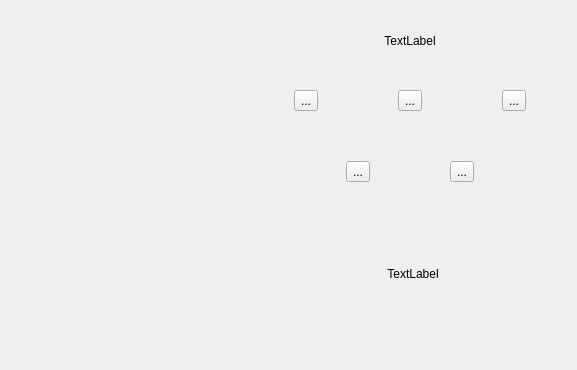
This is cdevoper.ui in song-kang/DNATHmi as Qt 5 draws it before an edit. The edited form follows.
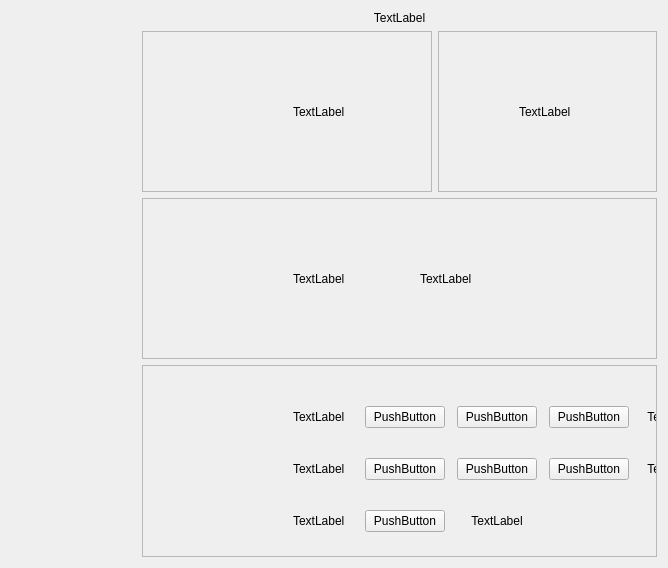
This is the edited form. Custom widgets are drawn as their Qt base class.

Diff of the .ui file:
```diff
--- a/cdevoper.ui
+++ b/cdevoper.ui
@@ -6,20 +6,17 @@
    <rect>
     <x>0</x>
     <y>0</y>
-    <width>577</width>
-    <height>370</height>
+    <width>668</width>
+    <height>568</height>
    </rect>
   </property>
   <property name="windowTitle">
    <string>CDevOper</string>
   </property>
-  <layout class="QGridLayout" name="gridLayout_2">
+  <layout class="QGridLayout" name="gridLayout_10">
    <property name="margin">
     <number>0</number>
    </property>
-   <property name="spacing">
-    <number>0</number>
-   </property>
    <item row="0" column="0">
     <widget class="QScrollArea" name="scrollArea">
      <property name="frameShape">
@@ -34,7 +31,7 @@
         <x>0</x>
         <y>0</y>
         <width>69</width>
-        <height>370</height>
+        <height>568</height>
        </rect>
       </property>
      </widget>
@@ -42,186 +39,491 @@
    </item>
    <item row="0" column="1">
     <widget class="QWidget" name="widget_content" native="true">
-     <layout class="QGridLayout" name="gridLayout_3">
+     <layout class="QGridLayout" name="gridLayout_2">
       <item row="0" column="0">
-       <layout class="QHBoxLayout" name="horizontalLayout_4">
-        <property name="topMargin">
-         <number>20</number>
+       <widget class="QLabel" name="label_feeder">
+        <property name="text">
+         <string>TextLabel</string>
         </property>
+        <property name="alignment">
+         <set>Qt::AlignCenter</set>
+        </property>
+       </widget>
+      </item>
+      <item row="1" column="0">
+       <layout class="QHBoxLayout" name="horizontalLayout_7">
         <item>
-         <layout class="QVBoxLayout" name="verticalLayout_2">
-          <property name="spacing">
+         <widget class="QScrollArea" name="scrollArea_strap_off">
+          <property name="verticalScrollBarPolicy">
+           <enum>Qt::ScrollBarAlwaysOff</enum>
+          </property>
+          <property name="horizontalScrollBarPolicy">
+           <enum>Qt::ScrollBarAlwaysOff</enum>
+          </property>
+          <property name="widgetResizable">
+           <bool>true</bool>
+          </property>
+          <widget class="QWidget" name="scrollAreaWidgetStrapOff">
+           <property name="geometry">
+            <rect>
+             <x>0</x>
+             <y>0</y>
+             <width>408</width>
+             <height>140</height>
+            </rect>
+           </property>
+           <layout class="QGridLayout" name="gridLayout_8">
+            <property name="leftMargin">
+             <number>150</number>
+            </property>
+            <item row="0" column="0">
+             <layout class="QHBoxLayout" name="horizontalLayout_6">
+              <item>
+               <widget class="QLabel" name="label_strap_off">
+                <property name="text">
+                 <string>TextLabel</string>
+                </property>
+               </widget>
+              </item>
+              <item>
+               <widget class="QWidget" name="widget" native="true">
+                <layout class="QGridLayout" name="gridLayout">
+                 <property name="horizontalSpacing">
+                  <number>9</number>
+                 </property>
+                 <item row="0" column="0">
+                  <widget class="SwitchButton" name="widget_strap_off" native="true"/>
+                 </item>
+                 <item row="0" column="1">
+                  <widget class="CircleWait" name="strap_off_wait" native="true"/>
+                 </item>
+                </layout>
+               </widget>
+              </item>
+             </layout>
+            </item>
+            <item row="0" column="1">
+             <spacer name="horizontalSpacer_4">
+              <property name="orientation">
+               <enum>Qt::Horizontal</enum>
+              </property>
+              <property name="sizeHint" stdset="0">
+               <size>
+                <width>38</width>
+                <height>20</height>
+               </size>
+              </property>
+             </spacer>
+            </item>
+           </layout>
+          </widget>
+         </widget>
+        </item>
+        <item>
+         <widget class="QScrollArea" name="scrollArea_strap_on">
+          <property name="verticalScrollBarPolicy">
+           <enum>Qt::ScrollBarAlwaysOff</enum>
+          </property>
+          <property name="horizontalScrollBarPolicy">
+           <enum>Qt::ScrollBarAlwaysOff</enum>
+          </property>
+          <property name="widgetResizable">
+           <bool>true</bool>
+          </property>
+          <widget class="QWidget" name="scrollAreaWidgetStrapOn">
+           <property name="geometry">
+            <rect>
+             <x>0</x>
+             <y>0</y>
+             <width>204</width>
+             <height>140</height>
+            </rect>
+           </property>
+           <layout class="QGridLayout" name="gridLayout_6">
+            <property name="leftMargin">
+             <number>80</number>
+            </property>
+            <item row="0" column="0">
+             <layout class="QHBoxLayout" name="horizontalLayout_8">
+              <item>
+               <widget class="QLabel" name="label_strap_on">
+                <property name="text">
+                 <string>TextLabel</string>
+                </property>
+               </widget>
+              </item>
+              <item>
+               <widget class="QWidget" name="widget_3" native="true">
+                <layout class="QGridLayout" name="gridLayout_3">
+                 <property name="horizontalSpacing">
+                  <number>9</number>
+                 </property>
+                 <item row="0" column="0">
+                  <widget class="SwitchButton" name="widget_strap_on" native="true"/>
+                 </item>
+                 <item row="0" column="1">
+                  <widget class="CircleWait" name="strap_on_wait" native="true"/>
+                 </item>
+                </layout>
+               </widget>
+              </item>
+             </layout>
+            </item>
+            <item row="0" column="1">
+             <spacer name="horizontalSpacer_5">
+              <property name="orientation">
+               <enum>Qt::Horizontal</enum>
+              </property>
+              <property name="sizeHint" stdset="0">
+               <size>
+                <width>37</width>
+                <height>20</height>
+               </size>
+              </property>
+             </spacer>
+            </item>
+           </layout>
+          </widget>
+         </widget>
+        </item>
+       </layout>
+      </item>
+      <item row="2" column="0">
+       <widget class="QScrollArea" name="scrollArea_remote">
+        <property name="verticalScrollBarPolicy">
+         <enum>Qt::ScrollBarAlwaysOff</enum>
+        </property>
+        <property name="horizontalScrollBarPolicy">
+         <enum>Qt::ScrollBarAlwaysOff</enum>
+        </property>
+        <property name="widgetResizable">
+         <bool>true</bool>
+        </property>
+        <widget class="QWidget" name="scrollAreaWidgetRemote">
+         <property name="geometry">
+          <rect>
+           <x>0</x>
+           <y>0</y>
+           <width>573</width>
+           <height>141</height>
+          </rect>
+         </property>
+         <layout class="QGridLayout" name="gridLayout_9">
+          <property name="leftMargin">
+           <number>150</number>
+          </property>
+          <property name="rightMargin">
+           <number>150</number>
+          </property>
+          <property name="horizontalSpacing">
+           <number>9</number>
+          </property>
+          <item row="0" column="0">
+           <layout class="QHBoxLayout" name="horizontalLayout_9">
+            <item>
+             <widget class="QLabel" name="label_remote_locate">
+              <property name="text">
+               <string>TextLabel</string>
+              </property>
+             </widget>
+            </item>
+            <item>
+             <widget class="QWidget" name="widget_5" native="true">
+              <layout class="QGridLayout" name="gridLayout_4">
+               <item row="0" column="0">
+                <widget class="SwitchButton" name="widget_remote_locate" native="true"/>
+               </item>
+               <item row="0" column="1">
+                <widget class="CircleWait" name="remote_locate_wait" native="true"/>
+               </item>
+              </layout>
+             </widget>
+            </item>
+           </layout>
+          </item>
+          <item row="0" column="2">
+           <layout class="QHBoxLayout" name="horizontalLayout_10">
+            <item>
+             <widget class="QLabel" name="label_hard_strap">
+              <property name="text">
+               <string>TextLabel</string>
+              </property>
+             </widget>
+            </item>
+            <item>
+             <widget class="QWidget" name="widget_7" native="true">
+              <layout class="QGridLayout" name="gridLayout_5">
+               <item row="0" column="0">
+                <widget class="SwitchButton" name="widget_hard_strap" native="true"/>
+               </item>
+               <item row="0" column="1">
+                <widget class="CircleWait" name="hard_strap_wait" native="true"/>
+               </item>
+              </layout>
+             </widget>
+            </item>
+           </layout>
+          </item>
+          <item row="0" column="1">
+           <spacer name="horizontalSpacer_6">
+            <property name="orientation">
+             <enum>Qt::Horizontal</enum>
+            </property>
+            <property name="sizeHint" stdset="0">
+             <size>
+              <width>40</width>
+              <height>20</height>
+             </size>
+            </property>
+           </spacer>
+          </item>
+         </layout>
+        </widget>
+       </widget>
+      </item>
+      <item row="3" column="0">
+       <widget class="QScrollArea" name="scrollArea_oper">
+        <property name="verticalScrollBarPolicy">
+         <enum>Qt::ScrollBarAlwaysOff</enum>
+        </property>
+        <property name="horizontalScrollBarPolicy">
+         <enum>Qt::ScrollBarAlwaysOff</enum>
+        </property>
+        <property name="widgetResizable">
+         <bool>true</bool>
+        </property>
+        <widget class="QWidget" name="scrollAreaWidgetOper">
+         <property name="geometry">
+          <rect>
+           <x>0</x>
+           <y>0</y>
+           <width>580</width>
+           <height>231</height>
+          </rect>
+         </property>
+         <layout class="QGridLayout" name="gridLayout_7">
+          <property name="leftMargin">
+           <number>150</number>
+          </property>
+          <property name="topMargin">
            <number>40</number>
           </property>
-          <item>
-           <widget class="QLabel" name="label_feeder">
-            <property name="text">
-             <string>TextLabel</string>
-            </property>
-            <property name="alignment">
-             <set>Qt::AlignCenter</set>
-            </property>
-           </widget>
-          </item>
-          <item>
-           <layout class="QVBoxLayout" name="verticalLayout">
+          <property name="verticalSpacing">
+           <number>30</number>
+          </property>
+          <item row="0" column="0">
+           <layout class="QHBoxLayout" name="horizontalLayout_2">
             <property name="spacing">
-             <number>50</number>
+             <number>20</number>
             </property>
+            <item>
+             <widget class="QLabel" name="label_off">
+              <property name="text">
+               <string>TextLabel</string>
+              </property>
+             </widget>
+            </item>
             <item>
              <layout class="QHBoxLayout" name="horizontalLayout">
               <property name="spacing">
-               <number>80</number>
+               <number>12</number>
               </property>
               <item>
-               <spacer name="horizontalSpacer_5">
-                <property name="orientation">
-                 <enum>Qt::Horizontal</enum>
-                </property>
-                <property name="sizeHint" stdset="0">
-                 <size>
-                  <width>40</width>
-                  <height>20</height>
-                 </size>
-                </property>
-               </spacer>
-              </item>
-              <item>
-               <widget class="QToolButton" name="toolBtnYK">
+               <widget class="QPushButton" name="btn_off_select">
                 <property name="text">
-                 <string>...</string>
+                 <string>PushButton</string>
                 </property>
                </widget>
               </item>
               <item>
-               <widget class="QToolButton" name="toolBtnSYB">
+               <widget class="QPushButton" name="btn_off_exec">
                 <property name="text">
-                 <string>...</string>
+                 <string>PushButton</string>
                 </property>
                </widget>
               </item>
               <item>
-               <widget class="QToolButton" name="toolBtnYYB">
+               <widget class="QPushButton" name="btn_off_cancel">
                 <property name="text">
-                 <string>...</string>
+                 <string>PushButton</string>
                 </property>
                </widget>
               </item>
               <item>
-               <spacer name="horizontalSpacer">
-                <property name="orientation">
-                 <enum>Qt::Horizontal</enum>
-                </property>
-                <property name="sizeHint" stdset="0">
-                 <size>
-                  <width>40</width>
-                  <height>20</height>
-                 </size>
-                </property>
-               </spacer>
+               <layout class="QHBoxLayout" name="horizontalLayout_11">
+                <item>
+                 <widget class="CircleWait" name="widget_off_circlewait" native="true"/>
+                </item>
+                <item>
+                 <widget class="QLabel" name="label_off_wait">
+                  <property name="text">
+                   <string>TextLabel</string>
+                  </property>
+                  <property name="alignment">
+                   <set>Qt::AlignCenter</set>
+                  </property>
+                 </widget>
+                </item>
+               </layout>
               </item>
              </layout>
             </item>
             <item>
-             <layout class="QHBoxLayout" name="horizontalLayout_2">
+             <spacer name="horizontalSpacer">
+              <property name="orientation">
+               <enum>Qt::Horizontal</enum>
+              </property>
+              <property name="sizeHint" stdset="0">
+               <size>
+                <width>40</width>
+                <height>20</height>
+               </size>
+              </property>
+             </spacer>
+            </item>
+           </layout>
+          </item>
+          <item row="1" column="0">
+           <layout class="QHBoxLayout" name="horizontalLayout_3">
+            <property name="spacing">
+             <number>20</number>
+            </property>
+            <item>
+             <widget class="QLabel" name="label_on">
+              <property name="text">
+               <string>TextLabel</string>
+              </property>
+             </widget>
+            </item>
+            <item>
+             <layout class="QHBoxLayout" name="horizontalLayout_4">
               <property name="spacing">
-               <number>80</number>
+               <number>12</number>
               </property>
               <item>
-               <spacer name="horizontalSpacer_2">
-                <property name="orientation">
-                 <enum>Qt::Horizontal</enum>
+               <widget class="QPushButton" name="btn_on_select">
+                <property name="text">
+                 <string>PushButton</string>
                 </property>
-                <property name="sizeHint" stdset="0">
-                 <size>
-                  <width>40</width>
-                  <height>20</height>
-                 </size>
-                </property>
-               </spacer>
+               </widget>
               </item>
               <item>
-               <widget class="QToolButton" name="toolBtnReLo">
+               <widget class="QPushButton" name="btn_on_exec">
                 <property name="text">
-                 <string>...</string>
+                 <string>PushButton</string>
                 </property>
                </widget>
               </item>
               <item>
-               <widget class="QToolButton" name="toolBtnReset">
+               <widget class="QPushButton" name="btn_on_cancel">
                 <property name="text">
-                 <string>...</string>
+                 <string>PushButton</string>
                 </property>
                </widget>
               </item>
               <item>
-               <spacer name="horizontalSpacer_6">
-                <property name="orientation">
-                 <enum>Qt::Horizontal</enum>
+               <layout class="QHBoxLayout" name="horizontalLayout_12">
+                <item>
+                 <widget class="CircleWait" name="widget_on_circlewait" native="true"/>
+                </item>
+                <item>
+                 <widget class="QLabel" name="label_on_wait">
+                  <property name="text">
+                   <string>TextLabel</string>
+                  </property>
+                  <property name="alignment">
+                   <set>Qt::AlignCenter</set>
+                  </property>
+                 </widget>
+                </item>
+               </layout>
+              </item>
+             </layout>
+            </item>
+            <item>
+             <spacer name="horizontalSpacer_2">
+              <property name="orientation">
+               <enum>Qt::Horizontal</enum>
+              </property>
+              <property name="sizeHint" stdset="0">
+               <size>
+                <width>40</width>
+                <height>20</height>
+               </size>
+              </property>
+             </spacer>
+            </item>
+           </layout>
+          </item>
+          <item row="2" column="0">
+           <layout class="QHBoxLayout" name="horizontalLayout_5">
+            <property name="spacing">
+             <number>20</number>
+            </property>
+            <property name="leftMargin">
+             <number>0</number>
+            </property>
+            <item>
+             <widget class="QLabel" name="label_reset">
+              <property name="text">
+               <string>TextLabel</string>
+              </property>
+             </widget>
+            </item>
+            <item>
+             <widget class="QPushButton" name="btn_reset">
+              <property name="text">
+               <string>PushButton</string>
+              </property>
+             </widget>
+            </item>
+            <item>
+             <layout class="QHBoxLayout" name="horizontalLayout_13">
+              <item>
+               <widget class="CircleWait" name="widget_reset_circlewait" native="true"/>
+              </item>
+              <item>
+               <widget class="QLabel" name="label_reset_wait">
+                <property name="text">
+                 <string>TextLabel</string>
                 </property>
-                <property name="sizeHint" stdset="0">
-                 <size>
-                  <width>40</width>
-                  <height>20</height>
-                 </size>
+                <property name="alignment">
+                 <set>Qt::AlignCenter</set>
                 </property>
-               </spacer>
+               </widget>
               </item>
              </layout>
             </item>
+            <item>
+             <spacer name="horizontalSpacer_3">
+              <property name="orientation">
+               <enum>Qt::Horizontal</enum>
+              </property>
+              <property name="sizeHint" stdset="0">
+               <size>
+                <width>40</width>
+                <height>20</height>
+               </size>
+              </property>
+             </spacer>
+            </item>
            </layout>
           </item>
+          <item row="3" column="0">
+           <spacer name="verticalSpacer">
+            <property name="orientation">
+             <enum>Qt::Vertical</enum>
+            </property>
+            <property name="sizeHint" stdset="0">
+             <size>
+              <width>20</width>
+              <height>13</height>
+             </size>
+            </property>
+           </spacer>
+          </item>
          </layout>
-        </item>
-       </layout>
-      </item>
-      <item row="1" column="0">
-       <widget class="QWidget" name="widget_wait" native="true">
-        <layout class="QGridLayout" name="gridLayout">
-         <item row="0" column="0">
-          <layout class="QHBoxLayout" name="horizontalLayout_3">
-           <item>
-            <spacer name="horizontalSpacer_3">
-             <property name="orientation">
-              <enum>Qt::Horizontal</enum>
-             </property>
-             <property name="sizeHint" stdset="0">
-              <size>
-               <width>40</width>
-               <height>20</height>
-              </size>
-             </property>
-            </spacer>
-           </item>
-           <item>
-            <widget class="CircleWait" name="widget_circlewait" native="true"/>
-           </item>
-           <item>
-            <widget class="QLabel" name="label_wait">
-             <property name="text">
-              <string>TextLabel</string>
-             </property>
-             <property name="alignment">
-              <set>Qt::AlignCenter</set>
-             </property>
-            </widget>
-           </item>
-           <item>
-            <spacer name="horizontalSpacer_4">
-             <property name="orientation">
-              <enum>Qt::Horizontal</enum>
-             </property>
-             <property name="sizeHint" stdset="0">
-              <size>
-               <width>40</width>
-               <height>20</height>
-              </size>
-             </property>
-            </spacer>
-           </item>
-          </layout>
-         </item>
-        </layout>
+        </widget>
        </widget>
       </item>
      </layout>
@@ -237,6 +539,12 @@
    <header>circlewait.h</header>
    <container>1</container>
   </customwidget>
+  <customwidget>
+   <class>SwitchButton</class>
+   <extends>QWidget</extends>
+   <header>switchbutton.h</header>
+   <container>1</container>
+  </customwidget>
  </customwidgets>
  <resources/>
  <connections/>
```
Left out of the diff: 5 changed lines with no effect on the pictures.
